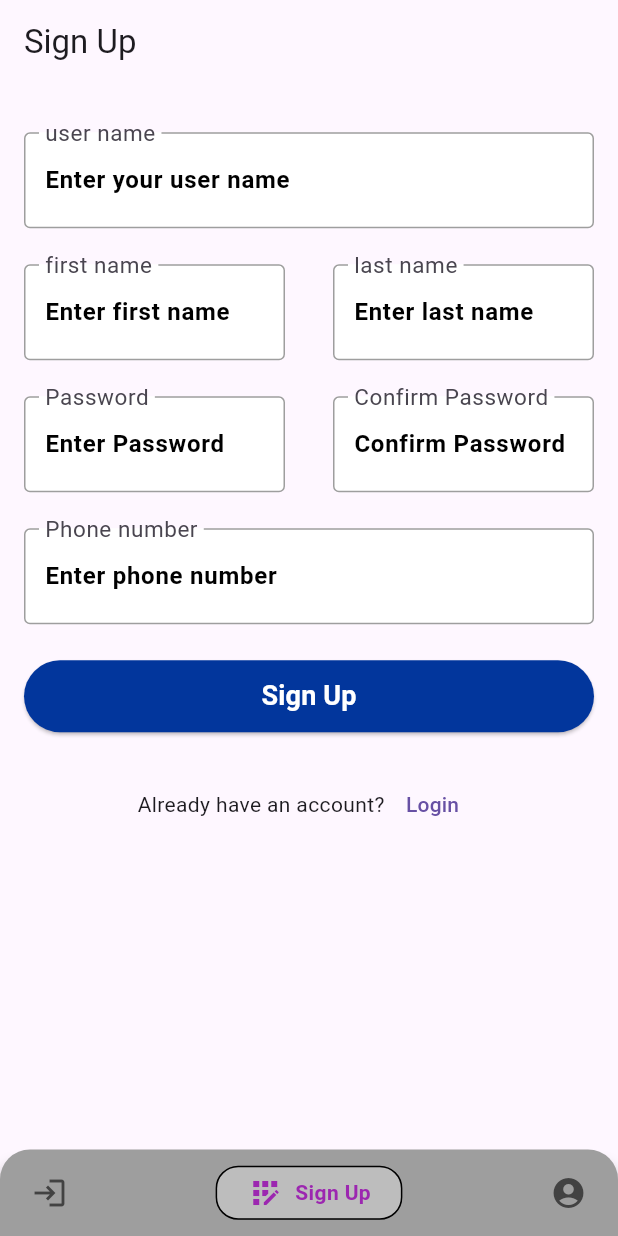
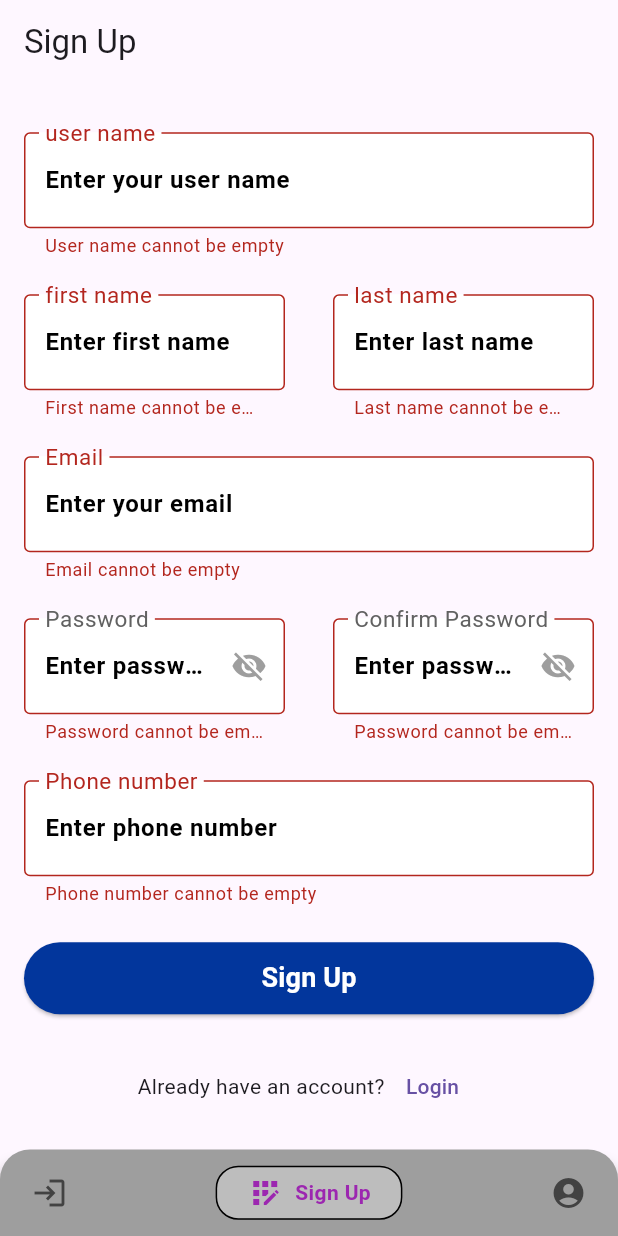
Before and after one commit to ahmedragaae0120/online_exam_app, a Flutter app: the screen it shows after launch, item 2 of the bottom bar chosen, after a tap on "Sign Up", on a phone screen of 412 x 824 dp. Run offline on Flutter 3.47's test engine with Material 3 defaults, Android fonts, the phone set to English and light mode, and no system bars; drawn by our look-alikes of google_nav_bar; our stand-ins replace pinput.

Commit message:
add validate frow signup_screen & change  all routes for app to variables

```diff
--- a/lib/Auth/Forget Password/View/EmailVerifecation.dart
+++ b/lib/Auth/Forget Password/View/EmailVerifecation.dart
@@ -1,9 +1,10 @@
 import 'package:flutter/material.dart';
-import 'package:online_exam_app/Shared/custom_verification.dart';
+import 'package:online_exam_app/Auth/Forget%20Password/View/PutNewPassword.dart';
+import 'package:online_exam_app/Auth/Forget%20Password/widgets/custom_verification.dart';
 import 'package:online_exam_app/config.dart';
-import 'package:pinput/pinput.dart';
 
 class EmailVerification extends StatelessWidget {
+  static const routeName = '/EmailVerification';
   const EmailVerification({super.key});
 
   @override
@@ -41,7 +42,7 @@ Please enter your code that send to your
                 ///===================================================================
               },
               onComplete: () {
-                Navigator.pushNamed(context, '/PutNewPassword');
+                Navigator.pushNamed(context, PutNewPassword.routeName);
                 print("Navigator to PutNewPassword");
               },
             ),
--- a/lib/Auth/Forget Password/View/EnterEmailForPasswordReset.dart
+++ b/lib/Auth/Forget Password/View/EnterEmailForPasswordReset.dart
@@ -1,13 +1,16 @@
 import 'package:flutter/material.dart';
+import 'package:online_exam_app/Auth/Forget%20Password/View/EmailVerifecation.dart';
 import 'package:online_exam_app/Shared/custom_button.dart';
 import 'package:online_exam_app/Shared/custom_text_field.dart';
 import 'package:online_exam_app/config.dart';
 
 class EnterEmailForgetPassword extends StatefulWidget {
+  static const routeName = '/EnterEmailForgetPassword';
   const EnterEmailForgetPassword({super.key});
 
   @override
-  State<EnterEmailForgetPassword> createState() => _EnterEmailForgetPasswordState();
+  State<EnterEmailForgetPassword> createState() =>
+      _EnterEmailForgetPasswordState();
 }
 
 class _EnterEmailForgetPasswordState extends State<EnterEmailForgetPassword> {
@@ -17,7 +20,7 @@ class _EnterEmailForgetPasswordState extends State<EnterEmailForgetPassword> {
   void _validateAndContinue() {
     if (_formKey.currentState!.validate()) {
       print('Navigating to EmailVerification');
-      Navigator.pushNamed(context, '/EmailVerification');
+      Navigator.pushNamed(context, EmailVerification.routeName);
     }
   }
 
--- a/lib/Auth/Forget Password/View/PutNewPassword.dart
+++ b/lib/Auth/Forget Password/View/PutNewPassword.dart
@@ -4,6 +4,7 @@ import 'package:online_exam_app/Shared/custom_password_text_field.dart';
 import 'package:online_exam_app/config.dart';
 
 class PutNewPassword extends StatefulWidget {
+  static const routeName = '/PutNewPassword';
   const PutNewPassword({super.key});
 
   @override
@@ -12,7 +13,8 @@ class PutNewPassword extends StatefulWidget {
 
 class _PutNewPasswordState extends State<PutNewPassword> {
   final TextEditingController passwordController = TextEditingController();
-  final TextEditingController confirmPasswordController = TextEditingController();
+  final TextEditingController confirmPasswordController =
+      TextEditingController();
   final GlobalKey<FormState> _formKey = GlobalKey<FormState>();
 
   void _validateAndUpdatePassword() {
--- /dev/null
+++ b/lib/Auth/Forget Password/View/forget_password_screen.dart
@@ -0,0 +1,12 @@
+import 'package:flutter/material.dart';
+import 'package:online_exam_app/Auth/Forget%20Password/View/EnterEmailForPasswordReset.dart';
+
+class ForgetPasswordScreen extends StatelessWidget {
+  static const routeName = '/ForgetPasswordScreen';
+  const ForgetPasswordScreen({super.key});
+
+  @override
+  Widget build(BuildContext context) {
+    return EnterEmailForgetPassword();
+  }
+}
--- a/lib/Auth/Login/View/login_screen.dart
+++ b/lib/Auth/Login/View/login_screen.dart
@@ -1,10 +1,13 @@
 import 'package:flutter/material.dart';
+import 'package:online_exam_app/Auth/Forget%20Password/View/forget_password_screen.dart';
 import 'package:online_exam_app/Shared/custom_button.dart';
 import 'package:online_exam_app/Shared/custom_password_text_field.dart';
 import 'package:online_exam_app/Shared/custom_text_field.dart';
 import 'package:online_exam_app/config.dart';
+import 'package:online_exam_app/constants.dart';
 
 class LoginScreen extends StatefulWidget {
+  static const routeName = '/LoginScreen';
   const LoginScreen({super.key});
 
   @override
@@ -26,7 +29,7 @@ class _LoginScreenState extends State<LoginScreen> {
     if (value == null || value.isEmpty) {
       return "Email cannot be empty";
     }
-    final emailRegex = RegExp(r'^[\w-\.]+@([\w-]+\.)+[\w-]{2,4}$');
+    final emailRegex = RegExp(Constants.RegExValidateEmail);
     if (!emailRegex.hasMatch(value)) {
       return "Enter a valid email address";
     }
@@ -110,14 +113,16 @@ class _LoginScreenState extends State<LoginScreen> {
                     ),
                     Text(
                       "Remember me",
-                      style: TextStyle(fontSize: 13, fontWeight: FontWeight.w400),
+                      style:
+                          TextStyle(fontSize: 13, fontWeight: FontWeight.w400),
                     ),
                     Spacer(),
                     Align(
                       alignment: Alignment.centerRight,
                       child: TextButton(
                         onPressed: () {
-                          Navigator.pushNamed(context, '/EnterEmailForgetPassword');
+                          Navigator.pushNamed(
+                              context, ForgetPasswordScreen.routeName);
                         },
                         child: Text(
                           "Forget password?",
--- a/lib/Auth/Sign_Up/View/sign_up_screen.dart
+++ b/lib/Auth/Sign_Up/View/sign_up_screen.dart
@@ -1,18 +1,30 @@
 // ignore_for_file: file_names
+
+import 'dart:developer';
 
 import 'package:flutter/material.dart';
 import 'package:online_exam_app/Auth/Login/View/login_screen.dart';
+import 'package:online_exam_app/Auth/Sign_Up/View/widgets/sign_up_validator.dart';
 import 'package:online_exam_app/Shared/custom_button.dart';
+import 'package:online_exam_app/Shared/custom_password_text_field.dart';
 import 'package:online_exam_app/Shared/custom_text_field.dart';
 import 'package:online_exam_app/config.dart';
 
-class SignUpScreen extends StatelessWidget {
+class SignUpScreen extends StatefulWidget {
+  static const routeName = "/sign_up_screen";
   const SignUpScreen({super.key});
 
   @override
+  State<SignUpScreen> createState() => _SignUpScreenState();
+}
+
+class _SignUpScreenState extends State<SignUpScreen> {
+  @override
   Widget build(BuildContext context) {
     Config().init(context);
-    return Scaffold(
+    return Form(
+      key: SignUpValidator.formKey,
+      child: Scaffold(
         appBar: AppBar(
           title: Text("Sign Up"),
         ),
@@ -25,36 +37,60 @@ class SignUpScreen extends StatelessWidget {
             children: [
               SizedBox(height: Config.screenHight! * 0.01),
               CustomTextField(
-                label: "user name", placeholder: "Enter your user name"),
+                  label: "user name",
+                  placeholder: "Enter your user name",
+                  controller: SignUpValidator.userNameController,
+                  validator: SignUpValidator().userNameValidate),
               Row(
                 children: [
                   CustomTextField(
                     label: "first name",
                     placeholder: "Enter first name",
+                    validator: SignUpValidator().firstNameValidate,
+                    controller: SignUpValidator.firstNameController,
                   ),
                   CustomTextField(
                     label: "last name",
                     placeholder: "Enter last name",
+                    controller: SignUpValidator.lastNameController,
+                    validator: SignUpValidator().lasttNameValidate,
                   ),
                 ],
               ),
+              CustomTextField(
+                label: "Email",
+                placeholder: "Enter your email",
+                controller: SignUpValidator.emailController,
+                validator: SignUpValidator().emaillvalidate,
+              ),
               Row(
                 children: [
-                CustomTextField(
+                  CustomPasswordField(
                     label: "Password",
-                  placeholder: "Enter Password",
+                    controller: SignUpValidator.passwordController,
+                    validator: SignUpValidator().passwordValidate,
                   ),
-                CustomTextField(
+                  CustomPasswordField(
                     label: "Confirm Password",
-                  placeholder: "Confirm Password",
+                    controller: SignUpValidator.confirmPasswordController,
+                    validator: SignUpValidator().confirmPasswordValidate,
                   ),
                 ],
               ),
               CustomTextField(
                 label: "Phone number",
                 placeholder: "Enter phone number",
+                controller: SignUpValidator.phoneNumberController,
+                validator: SignUpValidator().phoneNumberValidate,
               ),
-            CustomButton(onTap: (){},text: "Sign Up"),
+              CustomButton(
+                  onTap: () {
+                    if (SignUpValidator.formKey.currentState?.validate() ??
+                        false) {
+                      log("Sign Up Successful");
+                    }
+                  },
+                  text: "Sign Up"),
               Row(
                 mainAxisAlignment: MainAxisAlignment.center,
                 children: [
@@ -62,11 +98,8 @@ class SignUpScreen extends StatelessWidget {
                   TextButton(
                     child: Text("Login"),
                     onPressed: () {
-                    Navigator.pushReplacement(
-                        context,
-                        MaterialPageRoute(
-                          builder: (context) => LoginScreen(),
-                        ));
+                      Navigator.pushReplacementNamed(
+                          context, LoginScreen.routeName);
                     },
                   ),
                 ],
@@ -74,6 +107,7 @@ class SignUpScreen extends StatelessWidget {
             ],
           ),
         ),
+      ),
     );
   }
 }
--- /dev/null
+++ b/lib/Auth/Sign_Up/View/widgets/sign_up_validator.dart
@@ -0,0 +1,94 @@
+import 'package:flutter/material.dart';
+import 'package:online_exam_app/constants.dart';
+
+class SignUpValidator {
+  static GlobalKey<FormState> _formKey = GlobalKey<FormState>();
+  static TextEditingController emailController = TextEditingController();
+  static TextEditingController passwordController = TextEditingController();
+  static TextEditingController firstNameController = TextEditingController();
+  static TextEditingController lastNameController = TextEditingController();
+  static TextEditingController phoneNumberController = TextEditingController();
+  static TextEditingController userNameController = TextEditingController();
+  static TextEditingController confirmPasswordController =
+      TextEditingController();
+
+  static GlobalKey<FormState> get formKey => _formKey;
+  String? emaillvalidate(String? value) {
+    if (value == null || value.isEmpty) {
+      return 'Email cannot be empty';
+    }
+    if (!RegExp(Constants.RegExValidateEmail).hasMatch(value)) {
+      return 'Enter a valid email address';
+    }
+    return null;
+  }
+
+  String? passwordValidate(String? value) {
+    if (value == null || value.isEmpty) {
+      return "Password cannot be empty";
+    }
+    if (value.length < 6) {
+      return "Password must be at least 6 characters";
+    }
+    if (!RegExp(r'[A-Z]').hasMatch(value)) {
+      return "Password must contain at least one uppercase letter";
+    }
+    if (!RegExp(r'[0-9]').hasMatch(value)) {
+      return "Password must contain at least one number";
+    }
+    return null;
+  }
+
+  String? confirmPasswordValidate(String? value) {
+    if (value == null || value.isEmpty) {
+      return "Password cannot be empty";
+    }
+    if (value.length < 6) {
+      return "Password must be at least 6 characters";
+    }
+    if (value != passwordController.text) {
+      return "Passwords do not match";
+    }
+    return null;
+  }
+
+  String? userNameValidate(String? value) {
+    if (value == null || value.isEmpty) {
+      return 'User name cannot be empty';
+    }
+    if (value.length > 20) {
+      return 'User name cannot be more than 20 characters';
+    }
+    return null;
+  }
+
+  String? firstNameValidate(String? value) {
+    if (value == null || value.isEmpty) {
+      return 'First name cannot be empty';
+    }
+    if (value.length > 20) {
+      return 'First name cannot be more than 20 characters';
+    }
+    return null;
+  }
+
+  String? lasttNameValidate(String? value) {
+    if (value == null || value.isEmpty) {
+      return 'Last name cannot be empty';
+    }
+    if (value.length > 20) {
+      return 'Last name cannot be more than 20 characters';
+    }
+    return null;
+  }
+
+  String? phoneNumberValidate(String? value) {
+    if (value == null || value.isEmpty) {
+      return 'Phone number cannot be empty';
+    }
+    if (value.length > 20) {
+      return 'Phone number cannot be more than 20 characters';
+    }
+    return null;
+  }
+}
--- a/lib/Profile_Details/View/profile_details_screen.dart
+++ b/lib/Profile_Details/View/profile_details_screen.dart
@@ -6,6 +6,7 @@ import 'package:online_exam_app/Shared/custom_password_text_field.dart';
 import 'package:online_exam_app/Shared/custom_text_field.dart';
 
 class ProfileDetailsScreen extends StatelessWidget {
+  static const String routeName = '/ProfileDetailsScreen';
   const ProfileDetailsScreen({super.key});
 
   @override
@@ -153,7 +154,7 @@ class ProfileDetailsScreen extends StatelessWidget {
             /* -------------------------------------------------------------------------- */
             /*                                Update Button                               */
             /* -------------------------------------------------------------------------- */
-            Expanded(child: CustomButton(onTap: (){},text: 'Update'))
+            Expanded(child: CustomButton(onTap: () {}, text: 'Update'))
             /* -------------------------------------------------------------------------- */
           ],
         ),
--- a/lib/Shared/custom_password_text_field.dart
+++ b/lib/Shared/custom_password_text_field.dart
@@ -4,7 +4,7 @@ import 'package:flutter/material.dart';
 
 class CustomPasswordField extends StatefulWidget {
   final String label;
-  final String placeholder = 'Password';
+  final String placeholder = 'Enter password';
   final TextEditingController? controller;
   final String? Function(String?)? validator;
 
@@ -33,7 +33,8 @@ class _CustomPasswordFieldState extends State<CustomPasswordField> {
   Widget build(BuildContext context) {
     return Builder(
       builder: (context) {
-        return Padding(
+        return Flexible(
+          child: Padding(
             padding: const EdgeInsets.symmetric(horizontal: 16),
             child: TextFormField(
               controller: widget.controller,
@@ -53,12 +54,15 @@ class _CustomPasswordFieldState extends State<CustomPasswordField> {
                 ),
                 floatingLabelBehavior:
                     FloatingLabelBehavior.always, // Keeps the label visible
+                border: OutlineInputBorder(
+                  borderRadius: BorderRadius.circular(4),
+                ),
                 enabledBorder: OutlineInputBorder(
-                borderRadius: BorderRadius.circular(10),
+                  borderRadius: BorderRadius.circular(4),
                   borderSide: BorderSide(color: Colors.grey, width: 1),
                 ),
                 focusedBorder: OutlineInputBorder(
-                borderRadius: BorderRadius.circular(10),
+                  borderRadius: BorderRadius.circular(4),
                   borderSide: BorderSide(color: Colors.blue, width: 2),
                 ),
                 suffixIcon: IconButton(
@@ -74,6 +78,7 @@ class _CustomPasswordFieldState extends State<CustomPasswordField> {
                 filled: true,
               ),
             ),
+          ),
         );
       },
     );
--- /dev/null
+++ b/lib/constants.dart
@@ -0,0 +1,4 @@
+class Constants {
+  static const String RegExValidateEmail =
+      r"^[a-zA-Z0-9.a-zA-Z0-9.!#$%&'*+-/=?^_`{|}~]+@[a-zA-Z0-9]+\.[a-zA-Z]+";
+}
--- a/lib/home_screen.dart
+++ b/lib/home_screen.dart
@@ -7,6 +7,7 @@ import 'package:online_exam_app/Profile_Details/View/profile_details_screen.dart
 import 'package:online_exam_app/Shared/custom_bottom_navigation_bar.dart';
 
 class Homescreen extends StatefulWidget {
+  static const String routeName = '/Homescreen';
   const Homescreen({super.key});
 
   @override
--- a/lib/main.dart
+++ b/lib/main.dart
@@ -1,7 +1,8 @@
 import 'package:flutter/material.dart';
 import 'package:online_exam_app/Auth/Forget%20Password/View/EmailVerifecation.dart';
+import 'package:online_exam_app/Auth/Forget%20Password/View/EnterEmailForPasswordReset.dart';
 import 'package:online_exam_app/Auth/Forget%20Password/View/PutNewPassword.dart';
-import 'package:online_exam_app/Auth/Forget%20Password/View/EnterEmailForPasswordReset.dart';
+import 'package:online_exam_app/Auth/Forget%20Password/View/forget_password_screen.dart';
 import 'package:online_exam_app/Auth/Login/View/login_screen.dart';
 import 'package:online_exam_app/Auth/Sign_Up/View/sign_up_screen.dart';
 import 'package:online_exam_app/home_screen.dart';
@@ -19,16 +20,18 @@ class MyApp extends StatelessWidget {
   Widget build(BuildContext context) {
     return MaterialApp(
       debugShowCheckedModeBanner: false,
-      home: Homescreen(),
       routes: {
-        '/Login': (context) => LoginScreen(),
-        '/SignUp': (context) => SignUpScreen(),
-        '/ProfileDetails': (context) => ProfileDetailsScreen(),
-        '/EnterEmailForgetPassword': (context) => EnterEmailForgetPassword(),
-        '/EmailVerification': (context) => EmailVerification(),
-        '/PutNewPassword': (context) => PutNewPassword(),
-
+        Homescreen.routeName: (context) => Homescreen(),
+        LoginScreen.routeName: (context) => LoginScreen(),
+        SignUpScreen.routeName: (context) => SignUpScreen(),
+        ProfileDetailsScreen.routeName: (context) => ProfileDetailsScreen(),
+        ForgetPasswordScreen.routeName: (context) => ForgetPasswordScreen(),
+        EnterEmailForgetPassword.routeName: (context) =>
+            EnterEmailForgetPassword(),
+        EmailVerification.routeName: (context) => EmailVerification(),
+        PutNewPassword.routeName: (context) => PutNewPassword(),
       },
+      initialRoute: Homescreen.routeName,
     );
   }
 }
```
Also changed, not shown: lib/Auth/Forget Password/widgets/custom_verification.dart (renamed from lib/Shared/custom_verification.dart). Lines whose indentation alone changed are shown as unchanged.
